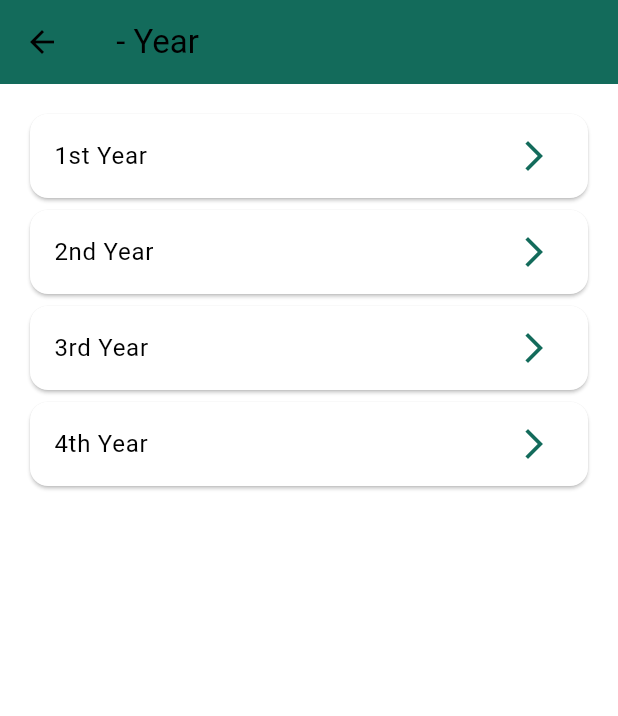
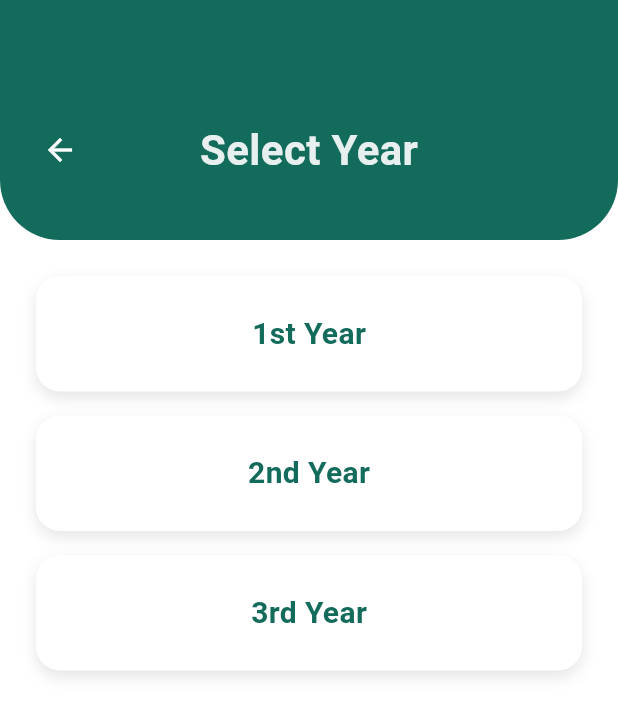
Before and after one commit to FantomAtom/Syllabuddy, a Flutter app: the YearSelectionScreen screen opened directly with empty values, on a phone screen of 412 x 824 dp. Shown: the top 716 px of the screen. Run offline on Flutter 3.47's test engine with Material 3 defaults, Android fonts, the light colour scheme and no system bars.

Commit message:
Year screen modifications

```diff
--- a/lib/screens/year_selection_screen.dart
+++ b/lib/screens/year_selection_screen.dart
@@ -1,32 +1,71 @@
-// lib/screens/year_selection_screen.dart
 import 'package:flutter/material.dart';
+import '../widgets/option_card.dart';
 import 'semester_screen.dart';
 
 class YearSelectionScreen extends StatelessWidget {
   final String courseLevel;
   final String department;
-  const YearSelectionScreen({Key? key, required this.courseLevel, required this.department}) : super(key: key);
+  const YearSelectionScreen({
+    Key? key,
+    required this.courseLevel,
+    required this.department,
+  }) : super(key: key);
 
   @override
   Widget build(BuildContext context) {
     final primary = Theme.of(context).primaryColor;
-    final years = ['1st Year', '2nd Year', '3rd Year', '4th Year'];
+    final years = ['1st Year', '2nd Year', '3rd Year'];
 
     return Scaffold(
-      appBar: AppBar(
-        title: Text('$department - Year'),
-        backgroundColor: primary,
+      body: Column(
+        children: [
+          // Top curved banner with back button
+          ClipRRect(
+            borderRadius: const BorderRadius.only(
+              bottomLeft: Radius.circular(40),
+              bottomRight: Radius.circular(40),
             ),
-      body: ListView.builder(
-        padding: const EdgeInsets.all(16),
-        itemCount: years.length,
-        itemBuilder: (_, i) {
-          final yr = years[i];
-          return Card(
-            child: ListTile(
-              title: Text(yr),
-              trailing: Icon(Icons.arrow_forward_ios, color: primary),
-              onTap: () => Navigator.push(
+            child: Container(
+              width: double.infinity,
+              color: primary,
+              padding: const EdgeInsets.only(top: 80, bottom: 40),
+              child: Stack(
+                children: [
+                  Align(
+                    alignment: Alignment.center,
+                    child: Text(
+                      'Select Year',
+                      style: TextStyle(
+                        fontSize: 28,
+                        fontWeight: FontWeight.bold,
+                        color: Colors.white.withOpacity(0.9),
+                      ),
+                    ),
+                  ),
+                  Positioned(
+                    left: 16,
+                    top: 0,
+                    bottom: 0,
+                    child: IconButton(
+                      icon: const Icon(Icons.arrow_back, color: Colors.white),
+                      onPressed: () => Navigator.pop(context),
+                    ),
+                  ),
+                ],
+              ),
+            ),
+          ),
+
+          // Year options
+          Expanded(
+            child: Padding(
+              padding: const EdgeInsets.symmetric(horizontal: 24, vertical: 16),
+              child: ListView(
+                children: years.map((yr) {
+                  return OptionCard(
+                    title: yr,
+                    onTap: () {
+                      Navigator.push(
                         context,
                         MaterialPageRoute(
                           builder: (_) => SemesterScreen(
@@ -35,10 +74,14 @@
                             year: yr,
                           ),
                         ),
+                      );
+                    },
+                  );
+                }).toList(),
               ),
             ),
-          );
-        },
+          ),
+        ],
       ),
     );
   }
```
Lines whose indentation alone changed are shown as unchanged.
